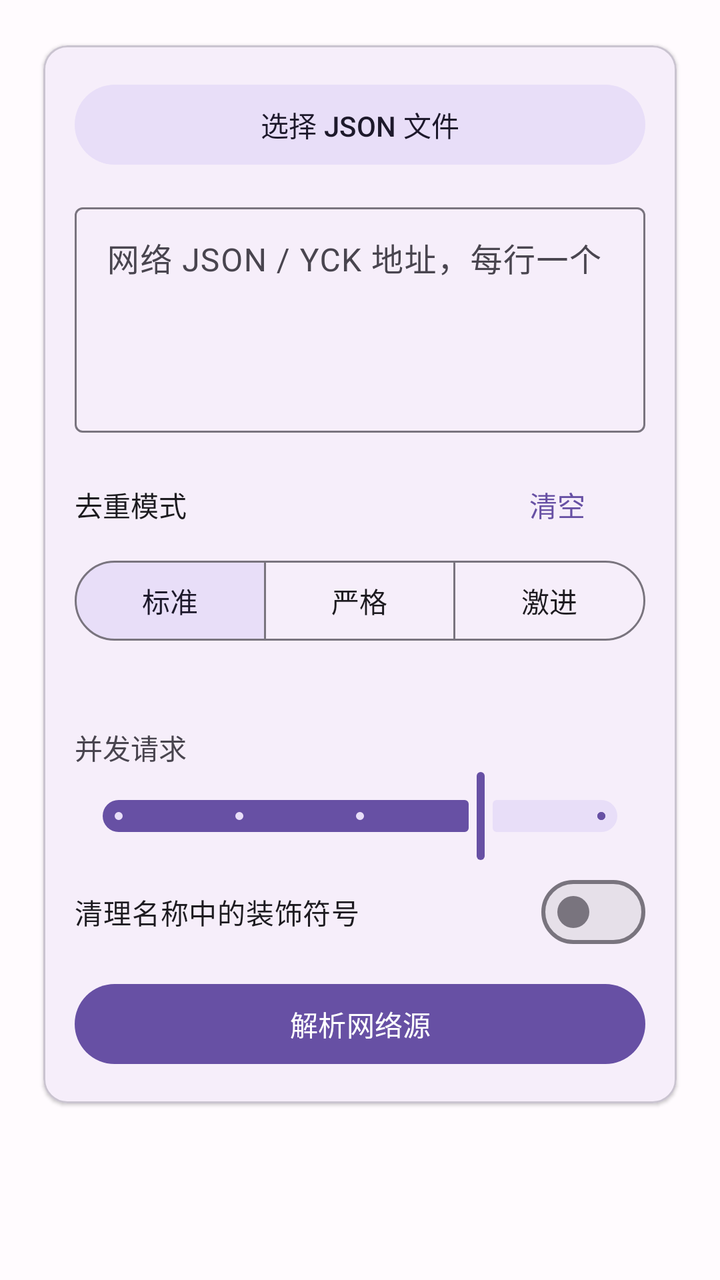
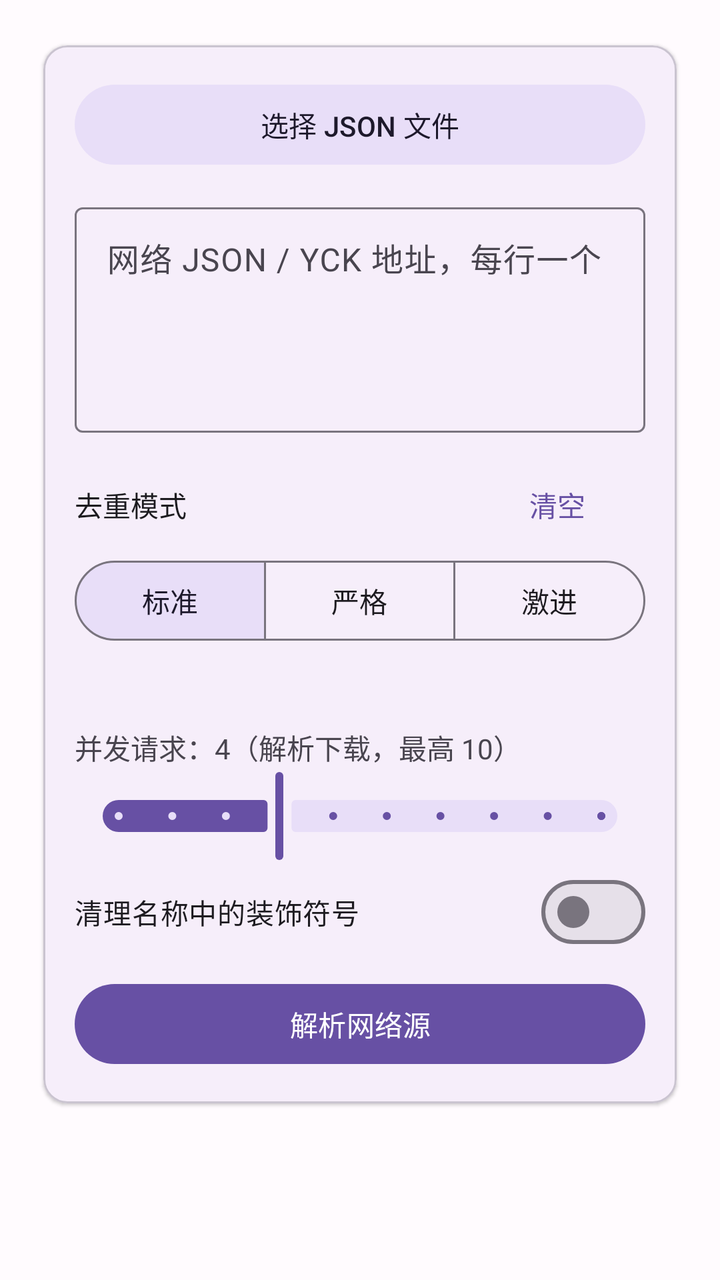

Two renders of the same Android screen: before a commit and after it. Below are the layout's source before the change and the commit's diff.
<!-- AndroidManifest.xml: application theme Theme.YueduDedupe -->
<!-- res/layout/page_dedupe.xml -->
<?xml version="1.0" encoding="utf-8"?>
<androidx.core.widget.NestedScrollView xmlns:android="http://schemas.android.com/apk/res/android"
    xmlns:app="http://schemas.android.com/apk/res-auto"
    android:layout_width="match_parent"
    android:layout_height="match_parent"
    android:fillViewport="true">

    <LinearLayout
        android:layout_width="match_parent"
        android:layout_height="wrap_content"
        android:orientation="vertical"
        android:padding="16dp">

        <com.google.android.material.card.MaterialCardView
            android:layout_width="match_parent"
            android:layout_height="wrap_content"
            app:cardElevation="1dp"
            app:cardUseCompatPadding="true">

            <LinearLayout
                android:layout_width="match_parent"
                android:layout_height="wrap_content"
                android:orientation="vertical"
                android:padding="16dp">

                <com.google.android.material.button.MaterialButton
                    android:id="@+id/btnChooseJson"
                    style="@style/Widget.Material3.Button.TonalButton"
                    android:layout_width="match_parent"
                    android:layout_height="wrap_content"
                    android:text="@string/choose_json" />

                <TextView
                    android:id="@+id/tvLocalStatus"
                    android:layout_width="match_parent"
                    android:layout_height="wrap_content"
                    android:layout_marginTop="8dp"
                    android:textColor="@color/md_theme_success"
                    android:visibility="gone" />

                <com.google.android.material.textfield.TextInputLayout
                    android:layout_width="match_parent"
                    android:layout_height="wrap_content"
                    android:layout_marginTop="12dp"
                    android:hint="网络 JSON / YCK 地址，每行一个">

                    <com.google.android.material.textfield.TextInputEditText
                        android:id="@+id/etUrls"
                        android:layout_width="match_parent"
                        android:layout_height="wrap_content"
                        android:gravity="top"
                        android:minLines="4"
                        android:inputType="textMultiLine" />
                </com.google.android.material.textfield.TextInputLayout>

                <LinearLayout
                    android:layout_width="match_parent"
                    android:layout_height="wrap_content"
                    android:layout_marginTop="12dp"
                    android:gravity="center_vertical"
                    android:orientation="horizontal">

                    <TextView
                        android:layout_width="0dp"
                        android:layout_height="wrap_content"
                        android:layout_weight="1"
                        android:text="去重模式"
                        android:textColor="@color/md_theme_on_surface" />

                    <com.google.android.material.button.MaterialButton
                        android:id="@+id/btnClear"
                        style="@style/Widget.Material3.Button.TextButton"
                        android:layout_width="wrap_content"
                        android:layout_height="wrap_content"
                        android:text="@string/clear_all" />
                </LinearLayout>

                <com.google.android.material.button.MaterialButtonToggleGroup
                    android:id="@+id/modeGroup"
                    android:layout_width="match_parent"
                    android:layout_height="wrap_content"
                    app:checkedButton="@+id/modeStandard"
                    app:selectionRequired="true"
                    app:singleSelection="true">

                    <com.google.android.material.button.MaterialButton
                        android:id="@+id/modeStandard"
                        style="@style/Widget.Material3.Button.OutlinedButton"
                        android:layout_width="0dp"
                        android:layout_height="wrap_content"
                        android:layout_weight="1"
                        android:text="标准" />

                    <com.google.android.material.button.MaterialButton
                        android:id="@+id/modeStrict"
                        style="@style/Widget.Material3.Button.OutlinedButton"
                        android:layout_width="0dp"
                        android:layout_height="wrap_content"
                        android:layout_weight="1"
                        android:text="严格" />

                    <com.google.android.material.button.MaterialButton
                        android:id="@+id/modeAggressive"
                        style="@style/Widget.Material3.Button.OutlinedButton"
                        android:layout_width="0dp"
                        android:layout_height="wrap_content"
                        android:layout_weight="1"
                        android:text="激进" />
                </com.google.android.material.button.MaterialButtonToggleGroup>

                <TextView
                    android:id="@+id/tvModeDesc"
                    android:layout_width="match_parent"
                    android:layout_height="wrap_content"
                    android:layout_marginTop="8dp"
                    android:textColor="@color/md_theme_outline" />

                <TextView
                    android:layout_width="match_parent"
                    android:layout_height="wrap_content"
                    android:layout_marginTop="12dp"
                    android:text="并发请求" />

                <com.google.android.material.slider.Slider
                    android:id="@+id/sliderConcurrency"
                    android:layout_width="match_parent"
                    android:layout_height="wrap_content"
                    android:valueFrom="1"
                    android:valueTo="5"
                    android:stepSize="1"
                    android:value="4" />

                <com.google.android.material.materialswitch.MaterialSwitch
                    android:id="@+id/switchCleanNames"
                    android:layout_width="match_parent"
                    android:layout_height="wrap_content"
                    android:text="清理名称中的装饰符号" />

                <com.google.android.material.button.MaterialButton
                    android:id="@+id/btnParse"
                    android:layout_width="match_parent"
                    android:layout_height="wrap_content"
                    android:layout_marginTop="8dp"
                    android:text="@string/parse_network" />
            </LinearLayout>
        </com.google.android.material.card.MaterialCardView>

        <com.google.android.material.card.MaterialCardView
            android:id="@+id/cardRunning"
            android:layout_width="match_parent"
            android:layout_height="wrap_content"
            android:visibility="gone"
            app:cardUseCompatPadding="true">

            <LinearLayout
                android:layout_width="match_parent"
                android:layout_height="wrap_content"
                android:orientation="vertical"
                android:padding="16dp">

                <TextView
                    android:id="@+id/tvProgress"
                    android:layout_width="match_parent"
                    android:layout_height="wrap_content"
                    android:text="等待开始" />

                <com.google.android.material.progressindicator.LinearProgressIndicator
                    android:id="@+id/progressBar"
                    android:layout_width="match_parent"
                    android:layout_height="wrap_content"
                    android:layout_marginTop="8dp"
                    android:indeterminate="false"
                    app:trackThickness="6dp" />

                <TextView
                    android:id="@+id/tvStatus"
                    android:layout_width="match_parent"
                    android:layout_height="wrap_content"
                    android:layout_marginTop="8dp"
                    android:textColor="@color/md_theme_outline" />

                <com.google.android.material.button.MaterialButton
                    android:id="@+id/btnStop"
                    style="@style/Widget.Material3.Button.OutlinedButton"
                    android:layout_width="match_parent"
                    android:layout_height="wrap_content"
                    android:layout_marginTop="8dp"
                    android:text="停止" />
            </LinearLayout>
        </com.google.android.material.card.MaterialCardView>

        <com.google.android.material.card.MaterialCardView
            android:id="@+id/cardResult"
            android:layout_width="match_parent"
            android:layout_height="wrap_content"
            android:visibility="gone"
            app:cardUseCompatPadding="true">

            <LinearLayout
                android:layout_width="match_parent"
                android:layout_height="wrap_content"
                android:orientation="vertical"
                android:padding="16dp">

                <TextView
                    android:id="@+id/tvStats"
                    android:layout_width="match_parent"
                    android:layout_height="wrap_content"
                    android:fontFamily="sans-serif-medium"
                    android:textColor="@color/ledger_ink"
                    android:textSize="16sp" />

                <LinearLayout
                    android:id="@+id/rowDedupeTiles"
                    android:layout_width="match_parent"
                    android:layout_height="wrap_content"
                    android:layout_marginTop="10dp"
                    android:orientation="horizontal">

                    <include
                        android:id="@+id/tileOriginal"
                        layout="@layout/item_stat_tile"
                        android:layout_width="0dp"
                        android:layout_height="wrap_content"
                        android:layout_margin="4dp"
                        android:layout_weight="1" />

                    <include
                        android:id="@+id/tileDup"
                        layout="@layout/item_stat_tile"
                        android:layout_width="0dp"
                        android:layout_height="wrap_content"
                        android:layout_margin="4dp"
                        android:layout_weight="1" />

                    <include
                        android:id="@+id/tileKept"
                        layout="@layout/item_stat_tile"
                        android:layout_width="0dp"
                        android:layout_height="wrap_content"
                        android:layout_margin="4dp"
                        android:layout_weight="1" />

                    <include
                        android:id="@+id/tileBad"
                        layout="@layout/item_stat_tile"
                        android:layout_width="0dp"
                        android:layout_height="wrap_content"
                        android:layout_margin="4dp"
                        android:layout_weight="1" />
                </LinearLayout>

                <TextView
                    android:id="@+id/tvCheckStats"
                    android:layout_width="match_parent"
                    android:layout_height="wrap_content"
                    android:layout_marginTop="12dp"
                    android:fontFamily="sans-serif-medium"
                    android:text="@string/check_result_title"
                    android:textColor="@color/ledger_ink"
                    android:textSize="13sp"
                    android:visibility="gone" />

                <LinearLayout
                    android:id="@+id/rowCheckTiles"
                    android:layout_width="match_parent"
                    android:layout_height="wrap_content"
                    android:layout_marginTop="4dp"
                    android:orientation="horizontal"
                    android:visibility="gone">

                    <include
                        android:id="@+id/tileOk"
                        layout="@layout/item_stat_tile"
                        android:layout_width="0dp"
                        android:layout_height="wrap_content"
                        android:layout_margin="4dp"
                        android:layout_weight="1" />

                    <include
                        android:id="@+id/tileFail"
                        layout="@layout/item_stat_tile"
                        android:layout_width="0dp"
                        android:layout_height="wrap_content"
                        android:layout_margin="4dp"
                        android:layout_weight="1" />

                    <include
                        android:id="@+id/tileTimeout"
                        layout="@layout/item_stat_tile"
                        android:layout_width="0dp"
                        android:layout_height="wrap_content"
                        android:layout_margin="4dp"
                        android:layout_weight="1" />
                </LinearLayout>

                <LinearLayout
                    android:id="@+id/boxKindExport"
                    android:layout_width="match_parent"
                    android:layout_height="wrap_content"
                    android:layout_marginTop="8dp"
                    android:orientation="vertical"
                    android:visibility="gone">

                    <TextView
                        android:layout_width="match_parent"
                        android:layout_height="wrap_content"
                        android:layout_marginTop="8dp"
                        android:fontFamily="sans-serif-medium"
                        android:text="@string/export_kinds"
                        android:textColor="@color/ledger_ink"
                        android:textSize="13sp" />

                    <include
                        android:id="@+id/rowKindNovel"
                        layout="@layout/item_kind_export" />

                    <include
                        android:id="@+id/rowKindComic"
                        layout="@layout/item_kind_export" />

                    <include
                        android:id="@+id/rowKindVideo"
                        layout="@layout/item_kind_export" />

                    <include
                        android:id="@+id/rowKindAudio"
                        layout="@layout/item_kind_export" />

                    <include
                        android:id="@+id/rowKindFile"
                        layout="@layout/item_kind_export" />

                    <TextView
                        android:id="@+id/tvExportPreview"
                        android:layout_width="match_parent"
                        android:layout_height="wrap_content"
                        android:layout_marginTop="10dp"
                        android:textColor="@color/ledger_muted"
                        android:textSize="13sp" />
                </LinearLayout>

                <com.google.android.material.button.MaterialButton
                    android:id="@+id/btnCheck"
                    style="@style/Widget.Material3.Button.TonalButton"
                    android:layout_width="match_parent"
                    android:layout_height="wrap_content"
                    android:layout_marginTop="12dp"
                    android:text="@string/check_source" />

                <com.google.android.material.materialswitch.MaterialSwitch
                    android:id="@+id/switchOnlyUsable"
                    android:layout_width="match_parent"
                    android:layout_height="wrap_content"
                    android:layout_marginTop="8dp"
                    android:text="@string/only_usable"
                    android:visibility="gone" />

                <com.google.android.material.button.MaterialButton
                    android:id="@+id/btnImport"
                    android:layout_width="match_parent"
                    android:layout_height="wrap_content"
                    android:layout_marginTop="8dp"
                    android:text="@string/import_reader" />

                <com.google.android.material.button.MaterialButton
                    android:id="@+id/btnSave"
                    style="@style/Widget.Material3.Button.OutlinedButton"
                    android:layout_width="match_parent"
                    android:layout_height="wrap_content"
                    android:layout_marginTop="8dp"
                    android:text="@string/save_json" />
            </LinearLayout>
        </com.google.android.material.card.MaterialCardView>
    </LinearLayout>
</androidx.core.widget.NestedScrollView>
<!-- res/layout/item_stat_tile.xml (included above) -->
<?xml version="1.0" encoding="utf-8"?>
<com.google.android.material.card.MaterialCardView xmlns:android="http://schemas.android.com/apk/res/android"
    xmlns:app="http://schemas.android.com/apk/res-auto"
    android:layout_width="0dp"
    android:layout_height="wrap_content"
    android:layout_margin="4dp"
    android:layout_weight="1"
    app:cardBackgroundColor="@color/ledger_paper"
    app:cardCornerRadius="12dp"
    app:cardElevation="0dp"
    app:strokeColor="@color/ledger_rule"
    app:strokeWidth="1dp">

    <LinearLayout
        android:layout_width="match_parent"
        android:layout_height="wrap_content"
        android:gravity="center"
        android:orientation="vertical"
        android:paddingTop="10dp"
        android:paddingBottom="10dp">

        <TextView
            android:id="@+id/tvStatValue"
            android:layout_width="wrap_content"
            android:layout_height="wrap_content"
            android:fontFamily="sans-serif-medium"
            android:text="0"
            android:textColor="@color/ledger_ink"
            android:textSize="20sp" />

        <TextView
            android:id="@+id/tvStatLabel"
            android:layout_width="wrap_content"
            android:layout_height="wrap_content"
            android:layout_marginTop="2dp"
            android:textColor="@color/ledger_muted"
            android:textSize="11sp" />
    </LinearLayout>
</com.google.android.material.card.MaterialCardView>
<!-- res/layout/item_kind_export.xml (included above) -->
<?xml version="1.0" encoding="utf-8"?>
<com.google.android.material.card.MaterialCardView xmlns:android="http://schemas.android.com/apk/res/android"
    xmlns:app="http://schemas.android.com/apk/res-auto"
    android:layout_width="match_parent"
    android:layout_height="wrap_content"
    android:layout_marginTop="8dp"
    app:cardBackgroundColor="@color/ledger_paper"
    app:cardCornerRadius="14dp"
    app:cardElevation="0dp"
    app:strokeColor="@color/ledger_rule"
    app:strokeWidth="1dp">

    <LinearLayout
        android:layout_width="match_parent"
        android:layout_height="wrap_content"
        android:gravity="center_vertical"
        android:orientation="horizontal"
        android:paddingEnd="8dp">

        <View
            android:id="@+id/kindRail"
            android:layout_width="5dp"
            android:layout_height="match_parent"
            android:minHeight="64dp"
            android:background="@color/md_theme_primary" />

        <LinearLayout
            android:layout_width="0dp"
            android:layout_height="wrap_content"
            android:layout_weight="1"
            android:orientation="vertical"
            android:paddingStart="12dp"
            android:paddingTop="10dp"
            android:paddingEnd="8dp"
            android:paddingBottom="10dp">

            <TextView
                android:id="@+id/tvKindTitle"
                android:layout_width="match_parent"
                android:layout_height="wrap_content"
                android:fontFamily="sans-serif-medium"
                android:textColor="@color/ledger_ink"
                android:textSize="15sp" />

            <TextView
                android:id="@+id/tvKindDetail"
                android:layout_width="match_parent"
                android:layout_height="wrap_content"
                android:layout_marginTop="2dp"
                android:textColor="@color/ledger_muted"
                android:textSize="12sp" />

            <com.google.android.material.progressindicator.LinearProgressIndicator
                android:id="@+id/barKind"
                android:layout_width="match_parent"
                android:layout_height="wrap_content"
                android:layout_marginTop="8dp"
                android:max="100"
                android:progress="0"
                app:indicatorColor="@color/md_theme_primary"
                app:trackColor="@color/md_theme_surface_variant"
                app:trackThickness="5dp"
                app:trackCornerRadius="3dp" />
        </LinearLayout>

        <com.google.android.material.materialswitch.MaterialSwitch
            android:id="@+id/switchKind"
            android:layout_width="wrap_content"
            android:layout_height="wrap_content"
            android:checked="true"
            android:minWidth="48dp"
            android:minHeight="48dp" />
    </LinearLayout>
</com.google.android.material.card.MaterialCardView>
<!-- resources referenced by this layout -->
<resources>
  <color name="ledger_ink">#1C1B1F</color>
  <color name="ledger_muted">#79747E</color>
  <color name="ledger_paper">#EADDFF</color>
  <color name="ledger_rule">#E7E0EC</color>
  <color name="md_theme_on_surface">#1C1B1F</color>
  <color name="md_theme_outline">#79747E</color>
  <color name="md_theme_primary">#6750A4</color>
  <color name="md_theme_success">#2E7D32</color>
  <color name="md_theme_surface_variant">#E7E0EC</color>
  <string name="check_result_title">校验结果</string>
  <string name="check_source">校验源是否可用</string>
  <string name="choose_json">选择 JSON 文件</string>
  <string name="clear_all">清空</string>
  <string name="export_kinds">导入 / 保存范围</string>
  <string name="import_reader">导入到阅读</string>
  <string name="only_usable">仅导出可用源</string>
  <string name="parse_network">解析网络源</string>
  <string name="save_json">保存 JSON</string>
  <style name="Theme.YueduDedupe" parent="Theme.Material3.Light.NoActionBar">
          <item name="colorPrimary">@color/md_theme_primary</item>
          <item name="colorOnPrimary">@color/md_theme_on_primary</item>
          <item name="colorPrimaryContainer">@color/md_theme_primary_container</item>
          <item name="colorSecondary">@color/md_theme_secondary</item>
          <item name="android:statusBarColor">@color/md_theme_surface</item>
          <item name="android:navigationBarColor">@color/md_theme_surface</item>
          <item name="android:windowLightStatusBar">true</item>
          <item name="android:windowBackground">@color/md_theme_background</item>
      </style>
  <color name="md_theme_on_primary">#FFFFFF</color>
  <color name="md_theme_primary_container">#EADDFF</color>
  <color name="md_theme_secondary">#625B71</color>
  <color name="md_theme_surface">#FFFBFE</color>
  <color name="md_theme_background">#FFFBFE</color>
</resources>

<!-- the commit's change to res/layout/page_dedupe.xml (unified diff, before → after) -->
@@ -116,17 +116,18 @@
                     android:textColor="@color/md_theme_outline" />
 
                 <TextView
+                    android:id="@+id/tvFetchConcurrencyLabel"
                     android:layout_width="match_parent"
                     android:layout_height="wrap_content"
                     android:layout_marginTop="12dp"
-                    android:text="并发请求" />
+                    android:text="并发请求：4（解析下载，最高 10）" />
 
                 <com.google.android.material.slider.Slider
                     android:id="@+id/sliderConcurrency"
                     android:layout_width="match_parent"
                     android:layout_height="wrap_content"
                     android:valueFrom="1"
-                    android:valueTo="5"
+                    android:valueTo="10"
                     android:stepSize="1"
                     android:value="4" />
 
@@ -159,9 +160,20 @@
                 android:padding="16dp">
 
                 <TextView
+                    android:id="@+id/tvElapsed"
+                    android:layout_width="match_parent"
+                    android:layout_height="wrap_content"
+                    android:fontFamily="sans-serif-medium"
+                    android:text="检验耗时 0 秒"
+                    android:textColor="@color/md_theme_on_surface"
+                    android:textSize="16sp"
+                    android:visibility="gone" />
+
+                <TextView
                     android:id="@+id/tvProgress"
                     android:layout_width="match_parent"
                     android:layout_height="wrap_content"
+                    android:layout_marginTop="8dp"
                     android:text="等待开始" />
 
                 <com.google.android.material.progressindicator.LinearProgressIndicator
@@ -251,10 +263,20 @@
                 </LinearLayout>
 
                 <TextView
+                    android:id="@+id/tvCheckElapsed"
+                    android:layout_width="match_parent"
+                    android:layout_height="wrap_content"
+                    android:layout_marginTop="12dp"
+                    android:fontFamily="sans-serif-medium"
+                    android:textColor="@color/md_theme_on_surface"
+                    android:textSize="16sp"
+                    android:visibility="gone" />
+
+                <TextView
                     android:id="@+id/tvCheckStats"
                     android:layout_width="match_parent"
                     android:layout_height="wrap_content"
-                    android:layout_marginTop="12dp"
+                    android:layout_marginTop="8dp"
                     android:fontFamily="sans-serif-medium"
                     android:text="@string/check_result_title"
                     android:textColor="@color/ledger_ink"
